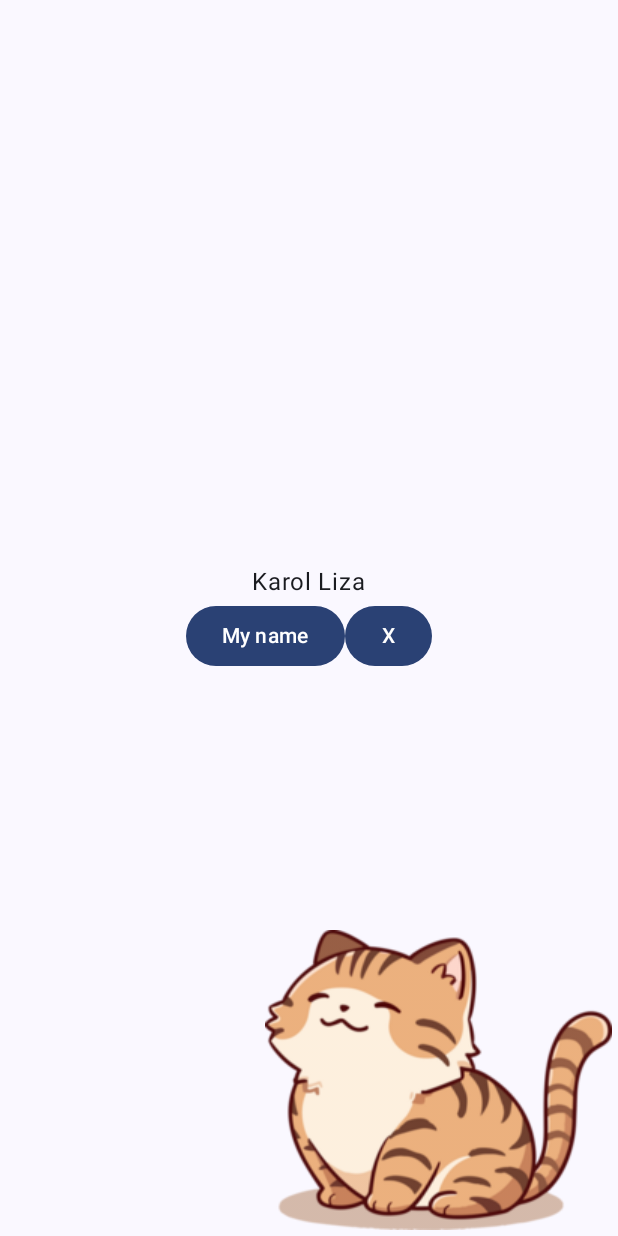
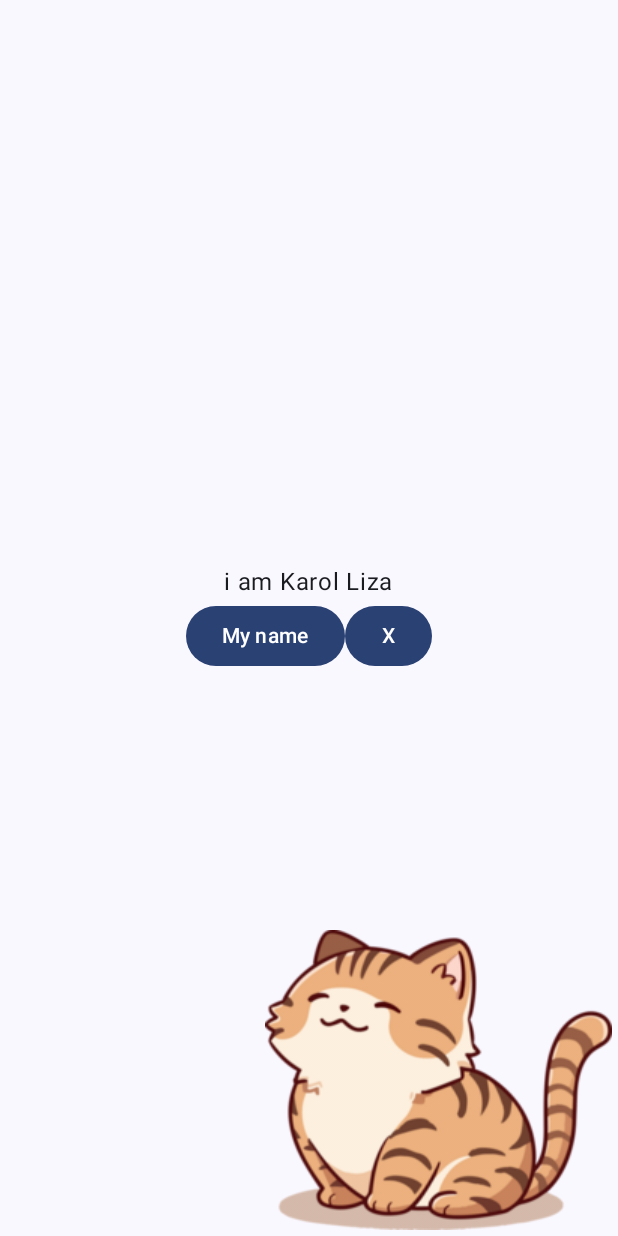
Before and after one commit to KorolElizavetaR/PMiS, an Android app built with Jetpack Compose: the screen it shows after launch (MainActivity), after a tap on "My name", on a phone screen of 412 x 824 dp. Run offline under Robolectric (Android 15) with nearby library versions, the phone set to English and light mode, and no system bars.

Commit message:
Now it's really finished

```diff
--- a/Laba1/app/src/main/java/com/example/laba1/MainActivity.kt
+++ b/Laba1/app/src/main/java/com/example/laba1/MainActivity.kt
@@ -62,7 +62,7 @@ fun Greeting(modifier: Modifier = Modifier) {
             Button(
                 onClick =
                 {
-                    TextObject = MyName
+                    TextObject = "i am $MyName"
                 }
             ) {
                 Text(text = stringResource(id = R.string.mynameButton))
```
